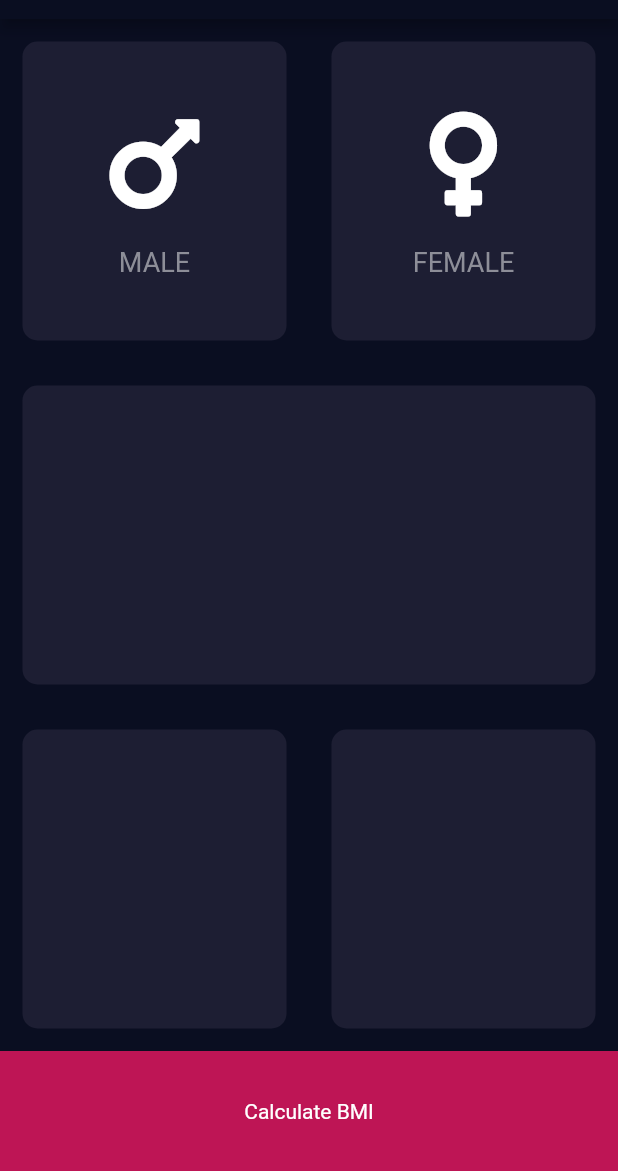
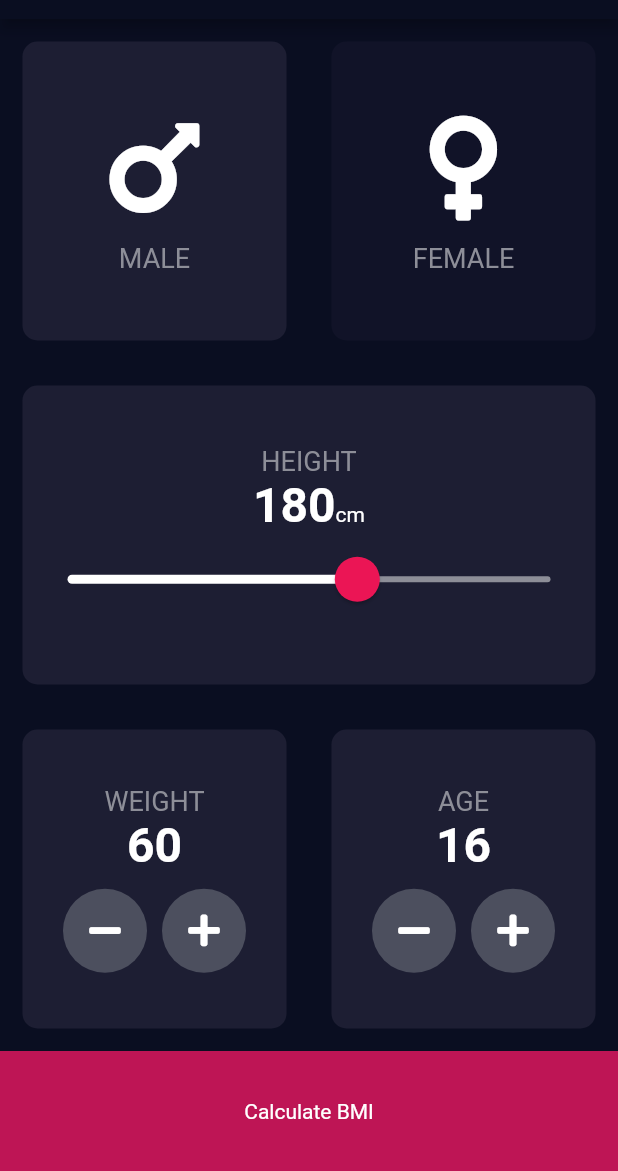
Before and after one commit to BBarisKilic/Flutter-Development-Bootcamp, a Flutter app: the screen it shows after launch, on a phone screen of 412 x 824 dp, the part 65-1236 px from its top. Run offline on Flutter 3.47's test engine with Material 2 defaults, Android fonts, the phone set to English and light mode, and no system bars; our stand-ins replace audioplayers, font_awesome_flutter, rflutter_alert.

Commit message:
Constants created and Slider added.

```diff
--- /dev/null
+++ b/bmi_calculator/lib/constants/constans.dart
@@ -0,0 +1,21 @@
+import 'package:flutter/material.dart';
+
+const kTitle = 'BMI CALCULATOR';
+const kMale = 'MALE';
+const kFemale = 'FEMALE';
+const kHeight = 'HEIGHT';
+const kCm = 'cm';
+const kAge = 'AGE';
+const kWeight = 'WEIGHT';
+const kBottomContainerText = 'Calculate BMI';
+const kBottomContainerHeight = 80.0;
+const kBottomContainerColor = Color(0xffBE1555);
+const kActiveCardColor = Color(0xff1D1E33);
+const kInactiveCardColor = Color(0xff111328);
+const kLabelTextStyle = TextStyle(fontSize: 18, color: Color(0xff8D8E98));
+const kNumberTextStyle =
+    TextStyle(fontSize: 32, color: Colors.white, fontWeight: FontWeight.bold);
+const kIconSize = 80.0;
+const kSpace = 10.0;
+const kMargin = 15.0;
+const kBorderRadius = 10.0;
--- a/bmi_calculator/lib/screens/input_page.dart
+++ b/bmi_calculator/lib/screens/input_page.dart
@@ -2,15 +2,12 @@ import 'package:flutter/material.dart';
 import 'package:font_awesome_flutter/font_awesome_flutter.dart';
 import 'package:bmi_calculator/widgets/gender_select_child_card.dart';
 import 'package:bmi_calculator/widgets/reusable_card.dart';
+import 'package:bmi_calculator/constants/constans.dart';
 
-const title = 'BMI CALCULATOR';
-const male = 'MALE';
-const female = 'FEMALE';
-const bottomContainerText = 'Calculate BMI';
-const bottomContainerHeight = 80.0;
-const bottomContainerColor = Color(0xffBE1555);
-const activeCardColor = Color(0xff1D1E33);
-const passiveCardColor = Colors.black;
+enum Gender {
+  male,
+  female,
+}
 
 class InputPage extends StatefulWidget {
   @override
@@ -18,36 +15,99 @@ class InputPage extends StatefulWidget {
 }
 
 class _InputPageState extends State<InputPage> {
+  Gender gender = Gender.male;
+  int height = 180;
+  int weight = 60;
+  int age = 16;
   @override
   Widget build(BuildContext context) {
     return Scaffold(
       appBar: AppBar(
-        title: Text(title),
+        title: Text(kTitle),
       ),
       body: Column(
+        crossAxisAlignment: CrossAxisAlignment.stretch,
         children: [
           Expanded(
             child: Row(
               children: [
                 Expanded(
                   child: ReusableCard(
-                    color: activeCardColor,
+                    onPress: () {
+                      setState(() {
+                        gender = Gender.male;
+                      });
+                    },
+                    color: gender == Gender.male
+                        ? kActiveCardColor
+                        : kInactiveCardColor,
                     childCard: GenderSelectChildCard(
-                        genderIcon: FontAwesomeIcons.mars, gender: male),
+                        genderIcon: FontAwesomeIcons.mars, gender: kMale),
                   ),
                 ),
                 Expanded(
                     child: ReusableCard(
-                  color: activeCardColor,
+                  onPress: () {
+                    setState(() {
+                      gender = Gender.female;
+                    });
+                  },
+                  color: gender == Gender.female
+                      ? kActiveCardColor
+                      : kInactiveCardColor,
                   childCard: GenderSelectChildCard(
-                      genderIcon: FontAwesomeIcons.venus, gender: female),
+                      genderIcon: FontAwesomeIcons.venus, gender: kFemale),
                 )),
               ],
             ),
           ),
           Expanded(
             child: ReusableCard(
-              color: activeCardColor,
+              color: kActiveCardColor,
+              childCard: Column(
+                mainAxisAlignment: MainAxisAlignment.center,
+                children: [
+                  Text(
+                    kHeight,
+                    style: kLabelTextStyle,
+                  ),
+                  Row(
+                    mainAxisAlignment: MainAxisAlignment.center,
+                    crossAxisAlignment: CrossAxisAlignment.baseline,
+                    textBaseline: TextBaseline.alphabetic,
+                    children: [
+                      Text(
+                        height.toString(),
+                        style: kNumberTextStyle,
+                      ),
+                      Text(
+                        kCm,
+                      ),
+                    ],
+                  ),
+                  SliderTheme(
+                    data: SliderTheme.of(context).copyWith(
+                      activeTrackColor: Colors.white,
+                      inactiveTrackColor: Color(0xFF8D8E98),
+                      thumbColor: Color(0xFFEB1555),
+                      overlayColor: Color(0x29EB1555),
+                      thumbShape:
+                          RoundSliderThumbShape(enabledThumbRadius: 15.0),
+                      overlayShape:
+                          RoundSliderOverlayShape(overlayRadius: 30.0),
+                    ),
+                    child: Slider(
+                        value: height.toDouble(),
+                        min: 120.0,
+                        max: 220.0,
+                        onChanged: (double newValue) {
+                          setState(() {
+                            height = newValue.round();
+                          });
+                        }),
+                  )
+                ],
+              ),
             ),
           ),
           Expanded(
@@ -55,21 +115,101 @@ class _InputPageState extends State<InputPage> {
               children: [
                 Expanded(
                     child: ReusableCard(
-                  color: activeCardColor,
+                  color: kActiveCardColor,
+                  childCard: Column(
+                    mainAxisAlignment: MainAxisAlignment.center,
+                    children: [
+                      Text(
+                        kWeight,
+                        style: kLabelTextStyle,
+                      ),
+                      Text(
+                        weight.toString(),
+                        style: kNumberTextStyle,
+                      ),
+                      SizedBox(
+                        height: kSpace,
+                      ),
+                      Row(
+                        mainAxisAlignment: MainAxisAlignment.center,
+                        children: [
+                          RoundIconButton(
+                            icon: FontAwesomeIcons.minus,
+                            onPress: () {
+                              setState(() {
+                                weight--;
+                              });
+                            },
+                          ),
+                          SizedBox(
+                            width: kSpace,
+                          ),
+                          RoundIconButton(
+                            icon: FontAwesomeIcons.plus,
+                            onPress: () {
+                              setState(() {
+                                weight++;
+                              });
+                            },
+                          ),
+                        ],
+                      )
+                    ],
+                  ),
                 )),
                 Expanded(
                     child: ReusableCard(
-                  color: activeCardColor,
+                  color: kActiveCardColor,
+                  childCard: Column(
+                    mainAxisAlignment: MainAxisAlignment.center,
+                    children: [
+                      Text(
+                        kAge,
+                        style: kLabelTextStyle,
+                      ),
+                      Text(
+                        age.toString(),
+                        style: kNumberTextStyle,
+                      ),
+                      SizedBox(
+                        height: kSpace,
+                      ),
+                      Row(
+                        mainAxisAlignment: MainAxisAlignment.center,
+                        children: [
+                          RoundIconButton(
+                            icon: FontAwesomeIcons.minus,
+                            onPress: () {
+                              setState(() {
+                                age--;
+                              });
+                            },
+                          ),
+                          SizedBox(
+                            width: kSpace,
+                          ),
+                          RoundIconButton(
+                            icon: FontAwesomeIcons.plus,
+                            onPress: () {
+                              setState(() {
+                                age++;
+                              });
+                            },
+                          ),
+                        ],
+                      )
+                    ],
+                  ),
                 )),
               ],
             ),
           ),
           Container(
-            color: bottomContainerColor,
-            height: bottomContainerHeight,
+            color: kBottomContainerColor,
+            height: kBottomContainerHeight,
             width: double.infinity,
             child: Center(
-              child: Text(bottomContainerText),
+              child: Text(kBottomContainerText),
             ),
           ),
         ],
@@ -77,3 +217,21 @@ class _InputPageState extends State<InputPage> {
     );
   }
 }
+
+class RoundIconButton extends StatelessWidget {
+  final IconData icon;
+  final Function onPress;
+  RoundIconButton({@required this.icon, @required this.onPress});
+
+  @override
+  Widget build(BuildContext context) {
+    return RawMaterialButton(
+      onPressed: onPress,
+      elevation: 0.0,
+      fillColor: Color(0xFF4C4F5E),
+      shape: CircleBorder(),
+      constraints: BoxConstraints.tightFor(height: 56.0, width: 56.0),
+      child: Icon(icon),
+    );
+  }
+}
--- a/bmi_calculator/lib/widgets/gender_select_child_card.dart
+++ b/bmi_calculator/lib/widgets/gender_select_child_card.dart
@@ -1,8 +1,5 @@
 import 'package:flutter/material.dart';
-
-const labelTextStyle = TextStyle(fontSize: 18, color: Color(0xff8D8E98));
-const iconSize = 80.0;
-const space = 15.0;
+import 'package:bmi_calculator/constants/constans.dart';
 
 class GenderSelectChildCard extends StatelessWidget {
   final IconData genderIcon;
@@ -17,14 +14,14 @@ class GenderSelectChildCard extends StatelessWidget {
       children: [
         Icon(
           genderIcon,
-          size: iconSize,
+          size: kIconSize,
         ),
         SizedBox(
-          height: space,
+          height: kSpace,
         ),
         Text(
           gender,
-          style: labelTextStyle,
+          style: kLabelTextStyle,
         ),
       ],
     );
--- a/bmi_calculator/lib/widgets/reusable_card.dart
+++ b/bmi_calculator/lib/widgets/reusable_card.dart
@@ -1,23 +1,25 @@
 import 'package:flutter/material.dart';
-
-const margin = 15.0;
-const borderRadius = 10.0;
+import 'package:bmi_calculator/constants/constans.dart';
 
 class ReusableCard extends StatelessWidget {
   final Color color;
   final Widget childCard;
+  final Function onPress;
 
-  ReusableCard({@required this.color, this.childCard});
+  ReusableCard({@required this.color, this.childCard, this.onPress});
 
   @override
   Widget build(BuildContext context) {
-    return Container(
-      margin: EdgeInsets.all(margin),
-      decoration: BoxDecoration(
-        color: color,
-        borderRadius: BorderRadius.circular(borderRadius),
+    return GestureDetector(
+      onTap: onPress,
+      child: Container(
+        margin: EdgeInsets.all(kMargin),
+        decoration: BoxDecoration(
+          color: color,
+          borderRadius: BorderRadius.circular(kBorderRadius),
+        ),
+        child: childCard,
       ),
-      child: childCard,
     );
   }
 }
```
